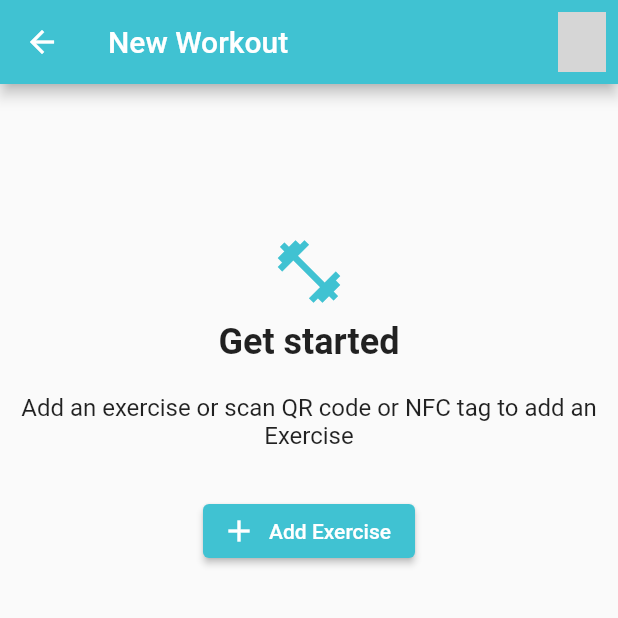
After one commit to SamlaApp/samla_app, a Flutter app: the TrainingPage screen opened directly, after a tap on "Start New Workout", on a phone screen of 412 x 824 dp, the top half of it. The commit adds this screen. Run offline on Flutter 3.47's test engine with Material 2 defaults, Android fonts, the phone set to English and light mode, and no system bars; our stand-ins replace bloc, countup, dartz, equatable, fl_chart, flutter_svg and 7 more; accounts and stored records are empty; grey boxes are pictures that could not be loaded.

Commit message:
Training ui -> not done yet

```diff
--- /dev/null
+++ b/lib/features/training/presentation/pages/new_workout.dart
@@ -0,0 +1,126 @@
+import 'package:flutter/material.dart';
+import 'package:flutter_svg/svg.dart';
+import 'package:samla_app/config/themes/common_styles.dart';
+
+
+class NewWorkout extends StatelessWidget {
+  @override
+  Widget build(BuildContext context) {
+    return Scaffold(
+      appBar: AppBar(
+        title: Text('New Workout'),
+        backgroundColor: theme_green, // Assuming theme_green is a defined color
+        actions: [
+          IconButton(
+            icon: SvgPicture.asset(
+              'images/qrcode.svg',
+              color: Colors.white, // Assuming iconColor is a defined color
+            ),
+            onPressed: () => Navigator.pushNamed(context, '/QRcode'),
+          ),
+        ],
+      ),
+        body: Center(
+        child: Padding(
+          padding: const EdgeInsets.only(top:100.0),
+          child: Column(
+            mainAxisAlignment: MainAxisAlignment.start,
+            children: <Widget>[
+              Icon(
+                Icons.fitness_center,
+                size: 50.0,
+                color: theme_green,
+              ),
+              SizedBox(height: 8.0), // Adds space between the icon and the text
+              Text(
+                'Get started',
+                style: TextStyle(
+                  fontSize: 24.0, // Adjust font size as needed
+                  fontWeight: FontWeight.bold,
+                ),
+              ),
+              SizedBox(height: 20.0), // Adds space between the texts
+              Text(
+                'Add an exercise or scan QR code or NFC tag to add an Exercise',
+                textAlign: TextAlign.center,
+                style: TextStyle( fontSize: 16.0, // Adjust font size as needed
+                ),
+              ),
+              SizedBox(height: 30.0), // Adds space between the text and the button
+              ElevatedButton.icon(
+                onPressed: () {
+                  // Handle button press
+                },
+                icon: Icon(Icons.add),
+                label: Text('Add Exercise'),
+                style: ElevatedButton.styleFrom(
+                  backgroundColor: theme_green,
+                ),
+              ),
+            ],
+          ),
+        ),
+      ),
+    );
+  }
+}
+
+
+class MuscleGroupCard extends StatelessWidget {
+  final String muscleGroupName;
+  final String imageUrl;
+
+  MuscleGroupCard({required this.muscleGroupName, required this.imageUrl});
+
+  @override
+  Widget build(BuildContext context) {
+    return Card(
+      elevation: 1,
+      child: ListTile(
+        contentPadding: EdgeInsets.symmetric(horizontal: 30.0),
+        minVerticalPadding: 50.0,
+        leading: Container(
+          child: Column(
+            mainAxisAlignment: MainAxisAlignment.end,
+            children: [
+              Expanded(
+                child: Image.network(
+                  imageUrl,
+                  fit: BoxFit.fitHeight,
+                ),
+              ),
+            ],
+          ),
+        ),
+        title: Text(
+          muscleGroupName,
+          textAlign: TextAlign.left,
+          style: TextStyle(
+            fontSize: 20,
+            fontWeight: FontWeight.w500,
+          ),
+        ),
+      ),
+    );
+  }
+}
+// MuscleGroupCard(
+//   muscleGroupName: 'Chest',
+//   imageUrl: 'https://v2.exercisedb.io/image/mC3NaRoKzI9D-S',
+// ),
+// MuscleGroupCard(
+//   muscleGroupName: 'Back',
+//   imageUrl: 'https://v2.exercisedb.io/image/Df5zu4OmWB97T8',
+// ),
+// MuscleGroupCard(
+//   muscleGroupName: 'Shoulders',
+//   imageUrl: 'https://v2.exercisedb.io/image/rJaV3eeqGfGiIl',
+// ),
+// MuscleGroupCard(
+//   muscleGroupName: 'Biceps',
+//   imageUrl: 'https://v2.exercisedb.io/image/motQtaEI1aag0C',
+// ),
+// MuscleGroupCard(
+//   muscleGroupName: 'Triceps',
+//   imageUrl: 'https://v2.exercisedb.io/image/r8nXDRpWfBw7Qu',
+// ),
--- a/lib/features/training/presentation/pages/training.dart
+++ b/lib/features/training/presentation/pages/training.dart
@@ -1,13 +1,152 @@
 import 'package:flutter/material.dart';
 import 'package:samla_app/core/auth/User.dart';
-
+import 'package:samla_app/config/themes/common_styles.dart';
+import 'new_workout.dart';
 class TrainingPage extends StatelessWidget {
-  const TrainingPage({super.key});
+  const TrainingPage({Key? key});
 
   @override
   Widget build(BuildContext context) {
-    return Center(
-      child: Text('Training ${user!.dateOfBirth}'),
+    return Scaffold(
+      body: Padding(
+        padding: const EdgeInsets.all(16.0),
+        child: Column(
+          crossAxisAlignment: CrossAxisAlignment.start,
+          children: <Widget>[
+            SectionTitle(title: 'Quick Start'),
+            SizedBox(height: 8),
+            StartWorkoutButton(),
+            SizedBox(height: 16),
+            SectionTitle(title: 'Routines'),
+            SizedBox(height: 8),
+            RoutineButtons(),
+            SizedBox(height: 16),
+            SectionTitle(title: 'My Routines'),
+            SizedBox(height: 8),
+            RoutineCard(),
+          ],
+        ),
+      ),
     );
   }
 }
+
+class SectionTitle extends StatelessWidget {
+  final String title;
+  const SectionTitle({required this.title});
+
+  @override
+  Widget build(BuildContext context) {
+    return Text(
+      title,
+      style: TextStyle(fontSize: 20, fontWeight: FontWeight.bold, color: Colors.black54),
+    );
+  }
+}
+
+class StartWorkoutButton extends StatelessWidget {
+  @override
+  Widget build(BuildContext context) {
+    return ElevatedButton.icon(
+      onPressed: () {
+        Navigator.of(context).push(
+          MaterialPageRoute(
+            builder: (context) => NewWorkout(),
+          ),
+        );
+      },
+      icon: Icon(Icons.add),
+      label: Text('Start New Workout', style: TextStyle(fontSize: 15, fontWeight: FontWeight.bold)),
+      style: ElevatedButton.styleFrom(minimumSize: Size(double.infinity, 50), backgroundColor: theme_green),
+    );
+  }
+}
+
+class RoutineButtons extends StatelessWidget {
+  @override
+  Widget build(BuildContext context) {
+    return Row(
+      children: [
+        Expanded(child: RoutineButton(icon: Icons.save_alt, label: 'New Routine', onPressed: () {})),
+        SizedBox(width: 8),
+        Expanded(child: RoutineButton(icon: Icons.search, label: 'Explore Routines', onPressed: () {})),
+      ],
+    );
+  }
+}
+
+class RoutineButton extends StatelessWidget {
+  final IconData icon;
+  final String label;
+  final VoidCallback onPressed;
+
+  const RoutineButton({required this.icon, required this.label, required this.onPressed});
+
+  @override
+  Widget build(BuildContext context) {
+    return ElevatedButton(
+      style: ElevatedButton.styleFrom(
+        minimumSize: Size(double.infinity, 50),
+        backgroundColor: theme_green,
+      ),
+      onPressed: onPressed,
+      child: Row(
+        mainAxisAlignment: MainAxisAlignment.center,
+        children: [
+          Icon(icon, size: 24),
+          SizedBox(width: 8),
+          Text(label, style: TextStyle(fontSize: 15, fontWeight: FontWeight.bold)),
+        ],
+      ),
+    );
+  }
+}
+
+class RoutineCard extends StatelessWidget {
+  @override
+  Widget build(BuildContext context) {
+    return Card(
+      child: Padding(
+        padding: const EdgeInsets.all(8.0),
+        child: Column(
+          crossAxisAlignment: CrossAxisAlignment.stretch,
+          children: [
+            Row(
+              mainAxisAlignment: MainAxisAlignment.spaceBetween,
+              children: [
+                Text('Sunday', style: TextStyle(fontSize: 20, fontWeight: FontWeight.bold)),
+                RoutineCardMenu(),
+              ],
+            ),
+            SizedBox(height: 8),
+            Text('Back, Chest', style: TextStyle(fontSize: 16, fontStyle: FontStyle.italic)),
+            SizedBox(height: 8),
+            ElevatedButton.icon(
+              onPressed: () {},
+              icon: Icon(Icons.play_arrow),
+              label: Text('Start Now'),
+              style: ElevatedButton.styleFrom(backgroundColor: theme_green),
+            ),
+          ],
+        ),
+      ),
+    );
+  }
+}
+
+class RoutineCardMenu extends StatelessWidget {
+  @override
+  Widget build(BuildContext context) {
+    return PopupMenuButton<int>(
+      itemBuilder: (context) => [
+        PopupMenuItem(value: 1, child: Text("Share")),
+        PopupMenuItem(value: 2, child: Text("Edit")),
+        PopupMenuItem(value: 3, child: Text("Delete", style: TextStyle(color: theme_red))),
+      ],
+      onSelected: (value) {
+        // Handle menu selection
+      },
+      icon: Icon(Icons.more_vert),
+    );
+  }
+}
```
